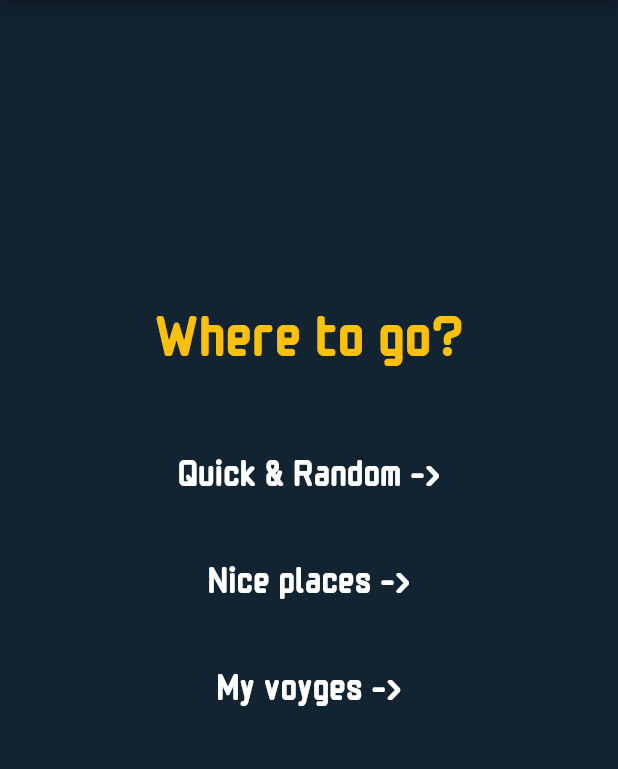
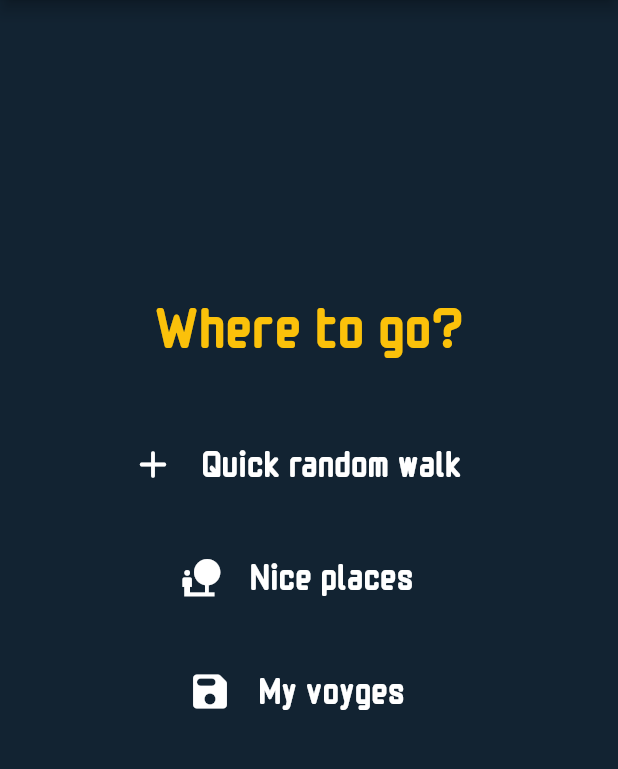
Before and after one commit to ticvac/random_voyager, a Flutter app: the screen it shows after launch, on a phone screen of 412 x 824 dp, the part 84-853 px from its top. Run offline on Flutter 3.47's test engine with Material 2 defaults, Android fonts, the light colour scheme and no system bars.

Commit message:
frontend home_page

```diff
--- /dev/null
+++ b/lib/application/0_home_page.dart
@@ -0,0 +1,117 @@
+import 'package:flutter/material.dart';
+import '../support/constants.dart';
+
+class HomePage extends StatefulWidget {
+  const HomePage({Key? key}) : super(key: key);
+
+  @override
+  State<HomePage> createState() => _HomePageState();
+}
+
+
+
+TextStyle buttonTextStyle = TextStyle(
+  fontSize: 25,
+  fontFamily: "hand_mono",
+  color: Colors.white,
+);
+
+class _HomePageState extends State<HomePage> {
+  @override
+  Widget build(BuildContext context) {
+    return Scaffold(
+      backgroundColor: backgroundColor,
+      appBar: AppBar(
+        title: const Text(
+          "Random Voyager",
+          style: TextStyle(
+              fontSize: 30,
+              fontFamily: "hand_mono",
+              color: Colors.white
+          ),
+        ),
+        backgroundColor: darkerBlue,
+      ),
+      body: Center(
+        child: Column(
+          mainAxisAlignment: MainAxisAlignment.center,
+          children: [
+            const Spacer(flex: 10,),
+            Text(
+              "Where to go?",
+              style: TextStyle(
+                color: coolYellow,
+                fontSize: 40,
+                fontFamily: "hand_mono",
+              ),
+            ),
+            const Spacer(flex: 2,),
+            TextButton(
+              onPressed: () {},
+              child: Row(
+                mainAxisAlignment: MainAxisAlignment.center,
+                children: [
+                  Icon(
+                    Icons.add_rounded,
+                    color: Colors.white,
+                    size: 30,
+                  ),
+                  Padding(
+                    padding: const EdgeInsets.only(bottom: 5),
+                    child: Text(
+                      "   Quick random walk   ",
+                      style: buttonTextStyle,
+                    ),
+                  ),
+                ],
+              ),
+            ),
+            const Spacer(),
+            TextButton(
+              onPressed: () {},
+              child: Row(
+                mainAxisAlignment: MainAxisAlignment.center,
+                children: [
+                  Icon(
+                    Icons.nature_people,
+                    color: Colors.white,
+                    size: 30,
+                  ),
+                  Padding(
+                    padding: const EdgeInsets.only(bottom: 5),
+                    child: Text(
+                      "   Nice places   ",
+                      style: buttonTextStyle,
+                    ),
+                  ),
+                ],
+              ),
+            ),
+            const Spacer(),
+            TextButton(
+              onPressed: () {},
+              child: Row(
+                mainAxisAlignment: MainAxisAlignment.center,
+                children: [
+                  Icon(
+                    Icons.save_rounded,
+                    color: Colors.white,
+                    size: 30,
+                  ),
+                  Padding(
+                    padding: const EdgeInsets.only(bottom: 5),
+                    child: Text(
+                      "   My voyges   ",
+                      style: buttonTextStyle,
+                    ),
+                  ),
+                ],
+              ),
+            ),
+            const Spacer(flex: 15,),
+          ],
+        ),
+      ),
+    );
+  }
+}
--- a/lib/main.dart
+++ b/lib/main.dart
@@ -1,4 +1,5 @@
 import 'package:flutter/material.dart';
+import 'application/0_home_page.dart';
 
 void main() {
   runApp(const MyApp());
@@ -11,87 +12,22 @@ class MyApp extends StatelessWidget {
   Widget build(BuildContext context) {
     return MaterialApp(
       debugShowCheckedModeBanner: false,
-      title: "File demo",
-      theme: ThemeData.dark(),
-      home: const MyHomePage(),
+      title: "Random Voyageur",
+      theme: ThemeData.light(),
+      initialRoute: "/",
+      routes: {
+        "/": (context) => const HomePage(),
+        //"/quick_voyage": (context) => ,
+        //"/nice_places": (context) => ,
+        //"/my_voyages": (context) => ,
+        //"/specific_voyage_page": (context) => ,
+
+        // testing routes
+
+        //"/geolocator_test": (context) => ,
+        //"/map_test": (context) => ,
+        //"/street_view_test": (context) => ,
+      },
     );
   }
 }
-
-class MyHomePage extends StatefulWidget {
-  const MyHomePage({Key? key}) : super(key: key);
-
-  @override
-  State<MyHomePage> createState() => _MyHomePageState();
-}
-
-Color backgroundColor = const Color(0xff122332);
-Color coolYellow = const Color(0xfffbc10a);
-Color darkerBlue = const Color(0xff091521);
-
-TextStyle buttonTextStyle = TextStyle(
-  fontSize: 25,
-  fontFamily: "hand_mono",
-  color: Colors.white,
-);
-
-class _MyHomePageState extends State<MyHomePage> {
-  @override
-  Widget build(BuildContext context) {
-    return Scaffold(
-      backgroundColor: backgroundColor,
-      appBar: AppBar(
-        title: Text(
-          "Random Voyager",
-          style: TextStyle(
-              fontSize: 30,
-              fontFamily: "hand_mono",
-              color: Colors.white
-          ),
-        ),
-        backgroundColor: darkerBlue,
-      ),
-      body: Center(
-        child: Column(
-          mainAxisAlignment: MainAxisAlignment.center,
-          children: [
-            Spacer(flex: 10,),
-            Text(
-              "Where to go?",
-              style: TextStyle(
-                color: coolYellow,
-                fontSize: 40,
-                fontFamily: "hand_mono",
-              ),
-            ),
-            Spacer(flex: 2,),
-            TextButton(
-              onPressed: () {},
-              child: Text(
-                "   Quick & Random ->   ",
-                style: buttonTextStyle,
-              ),
-            ),
-            Spacer(),
-            TextButton(
-              onPressed: () {},
-              child: Text(
-                "   Nice places ->   ",
-                style: buttonTextStyle,
-              ),
-            ),
-            Spacer(),
-            TextButton(
-              onPressed: () {},
-              child: Text(
-                "   My voyges ->   ",
-                style: buttonTextStyle,
-              ),
-            ),
-            Spacer(flex: 15,),
-          ],
-        ),
-      ),
-    );
-  }
-}
--- /dev/null
+++ b/lib/support/constants.dart
@@ -0,0 +1,5 @@
+import 'package:flutter/material.dart';
+
+Color backgroundColor = const Color(0xff122332);
+Color coolYellow = const Color(0xfffbc10a);
+Color darkerBlue = const Color(0xff091521);
```
Also changed, not shown: lib/support/api_keys.dart (added).
